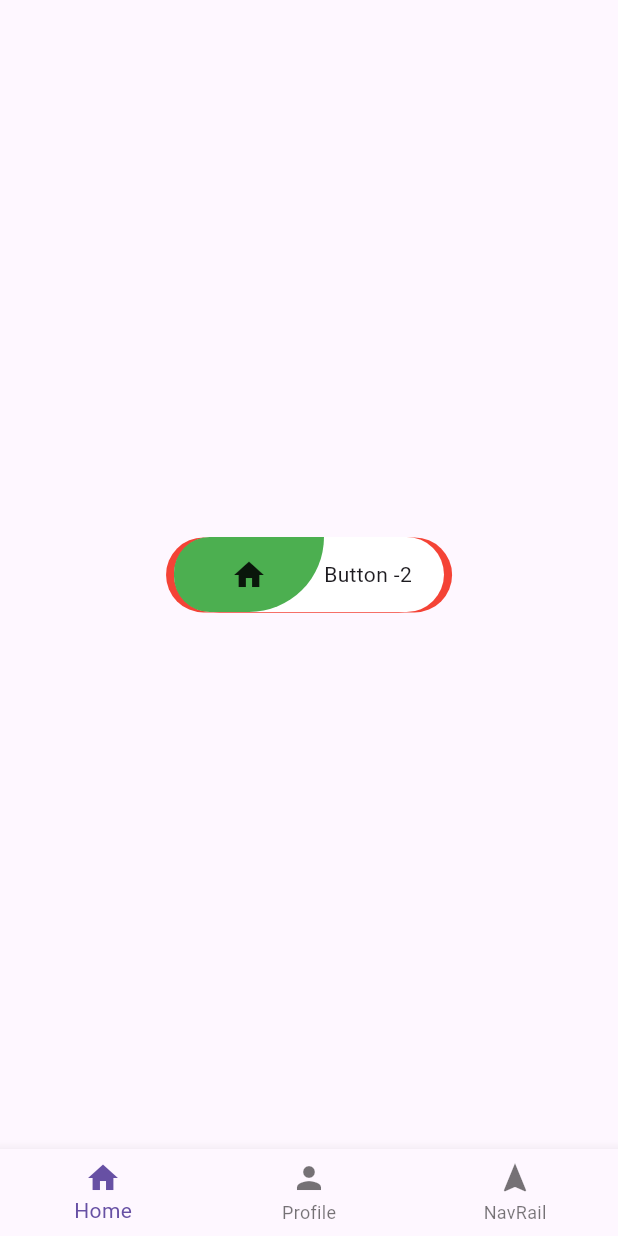
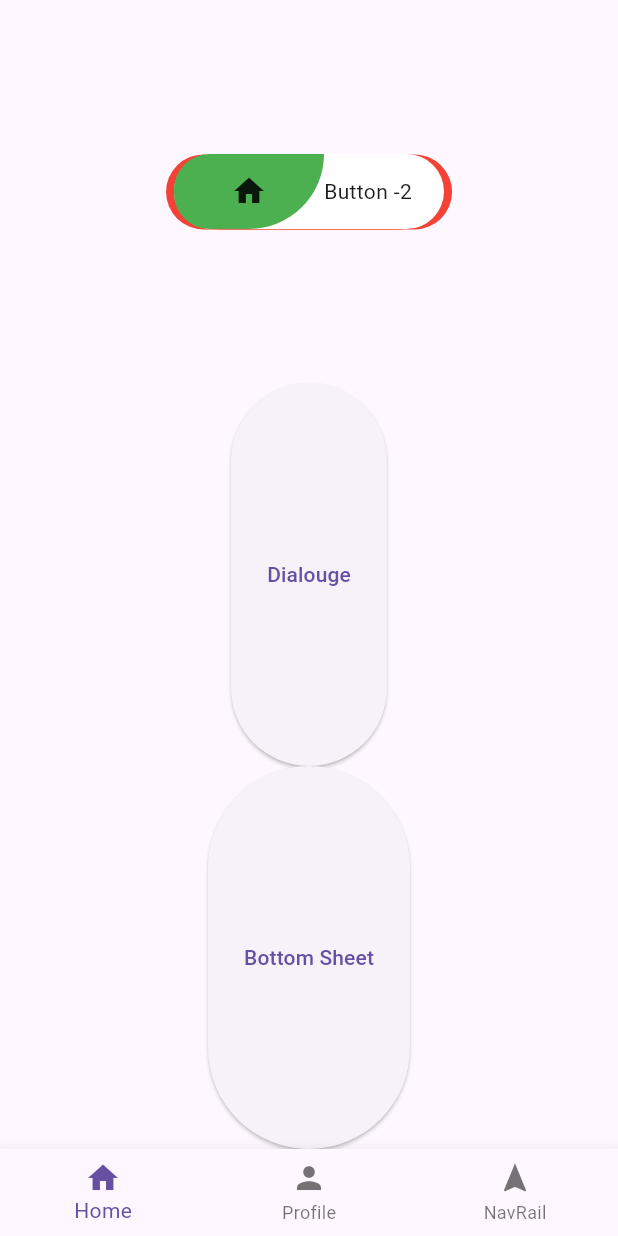
Before and after one commit to shamimru/aiubtest, a Flutter app: the screen it shows after launch, on a phone screen of 412 x 824 dp. Run offline on Flutter 3.47's test engine with Material 3 defaults, Android fonts, the phone set to English and light mode, and no system bars; our stand-ins replace animated_text_kit, get; missing offline and left inert: dart:ffi.

Commit message:
getx.bottomsheet added

```diff
--- a/lib/HomePage.dart
+++ b/lib/HomePage.dart
@@ -1,5 +1,7 @@
 import 'package:aiubtest/Button_2.dart';
+import 'package:aiubtest/snack_bar.dart';
 import 'package:flutter/material.dart';
+import 'package:get/get.dart';
 
 class Homepage extends StatefulWidget {
   const Homepage({super.key});
@@ -11,9 +13,27 @@ class Homepage extends StatefulWidget {
 class _HomepageState extends State<Homepage> {
   @override
   Widget build(BuildContext context) {
-    return Scaffold(
-      body: Center(
-        child: Button_2(),
+    return   Scaffold(
+      body: Column(
+        // mainAxisAlignment: MainAxisAlignment.spaceBetween,
+        // crossAxisAlignment: CrossAxisAlignment.center,
+        children: [
+            Expanded(child: Button_2()),
+            Expanded(child: ElevatedButton(onPressed: (){
+              myDialog();
+            }, child: Text("Dialouge"),
+            )
+            ),
+
+
+          Expanded(child: ElevatedButton(onPressed: (){
+
+            mybottomSheet();
+          },
+            child: Text("Bottom Sheet"),
+          )
+          )
+        ],
       ),
     );
   }
```
Also changed, not shown: lib/snack_bar.dart (+84 -0 lines).
